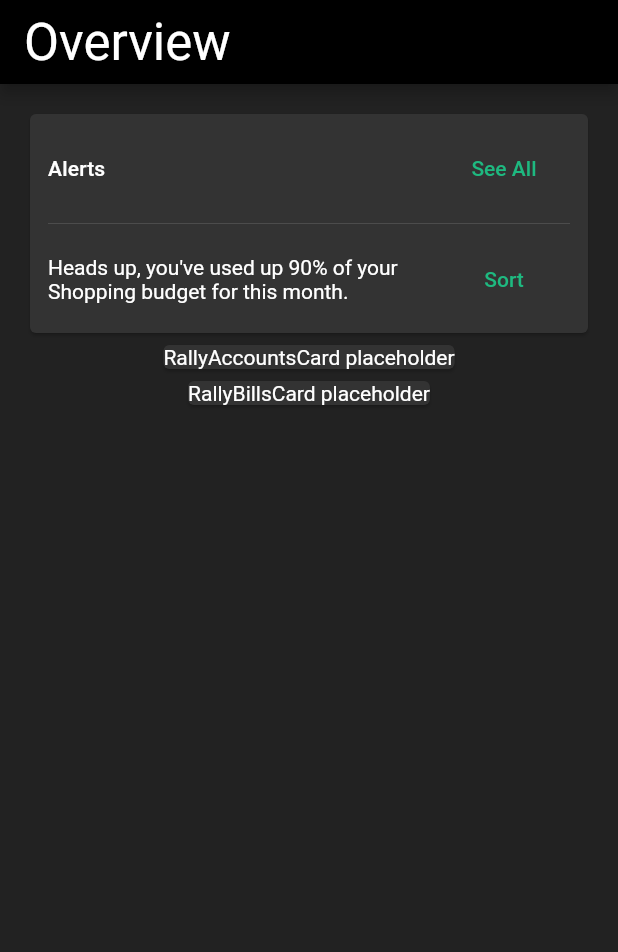
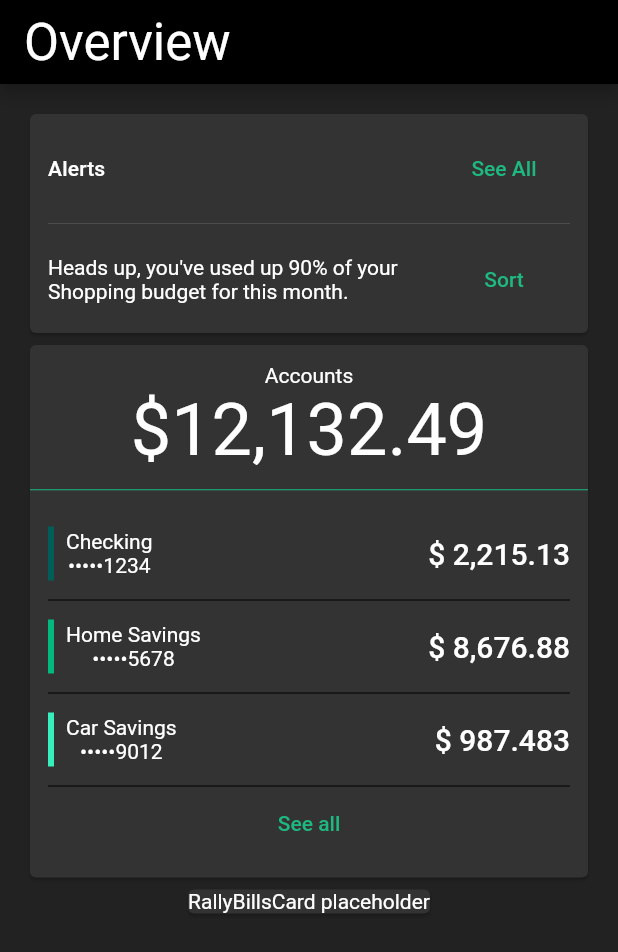
Before and after one commit to miksen/rally, a Flutter app: the screen it shows after launch, on a phone screen of 412 x 824 dp. Shown: the top 952 px of the screen. Run offline on Flutter 3.47's test engine with Material 2 defaults, Android fonts, the phone set to English and light mode, and no system bars.

Commit message:
Account card

```diff
--- a/lib/rallycards.dart
+++ b/lib/rallycards.dart
@@ -44,8 +44,98 @@ class RallyAccountsCard extends StatelessWidget {
   @override
   Widget build(BuildContext context) {
     return Card(
-      child: Text('RallyAccountsCard placeholder'),
+      child: Column(
+        children: <Widget>[
+          Padding(
+            padding: const EdgeInsets.all(12),
+            child: Column(
+              children: <Widget>[
+                Text('Accounts', style: Theme.of(context).textTheme.body1),
+                Text('\$12,132.49',
+                    style: Theme.of(context).textTheme.headline),
+              ],
+            ),
+          ),
+          Divider(
+            color: Theme.of(context).accentColor,
+            height: 1,
+          ),
+          Padding(
+            padding: const EdgeInsets.all(12),
+            child: Column(
+              children: <Widget>[
+                RallyAccountRow(
+                  name: 'Checking',
+                  number: '1234',
+                  amount: '2,215.13',
+                  color: Color(0xFF005D57),
+                ),
+                Divider(color: Theme.of(context).backgroundColor, height: 2),
+                RallyAccountRow(
+                  name: 'Home Savings',
+                  number: '5678',
+                  amount: '8,676.88',
+                  color: Color(0xFF04B97F),
+                ),
+                Divider(color: Theme.of(context).backgroundColor, height: 2),
+                RallyAccountRow(
+                  name: 'Car Savings',
+                  number: '9012',
+                  amount: '987.483',
+                  color: Color(0xFF37EFBA),
+                ),
+                Divider(color: Theme.of(context).backgroundColor, height: 2),
+                FlatButton(
+                  onPressed: () {},
+                  child: Text('See all'),
+                ),
+              ],
+            ),
+          ),
+        ],
+      ),
     );
+  }
+}
+
+class RallyAccountRow extends StatelessWidget {
+  const RallyAccountRow({this.name, this.number, this.amount, this.color});
+
+  final String name;
+  final String number;
+  final String amount;
+  final Color color;
+
+  @override
+  Widget build(BuildContext context) {
+    return Padding(
+      padding: const EdgeInsets.fromLTRB(0, 12, 0, 12),
+      child: Row(
+        children: <Widget>[
+          AccountIndicator(color: color),
+          SizedBox(width: 8),
+          Column(
+            children: <Widget>[
+              Text(name),
+              Text('•••••$number'),
+            ],
+          ),
+          Expanded(child: Text('')),
+          Text('\$ $amount', style: Theme.of(context).textTheme.body2),
+        ],
+      ),
+    );
+  }
+}
+
+class AccountIndicator extends StatelessWidget {
+  const AccountIndicator({this.color});
+
+  final Color color;
+
+  @override
+  Widget build(BuildContext context) {
+    return Container(color: color, width: 4, height: 36);
   }
 }
 
--- a/lib/rallytheme.dart
+++ b/lib/rallytheme.dart
@@ -19,9 +19,13 @@ ThemeData buildRallyThemeData(BuildContext context) {
         fontSize: 14.0,
         fontWeight: FontWeight.normal,
       ),
+      body2: TextStyle(
+        fontSize: 20.0,
+        fontWeight: FontWeight.w500,
+      ),
       headline: TextStyle(
-        fontSize: 96.0,
-        fontWeight: FontWeight.bold,
+        fontSize: 48.0,
+        fontWeight: FontWeight.normal,
       ),
       subtitle: TextStyle(
         fontSize: 14.0,
```
